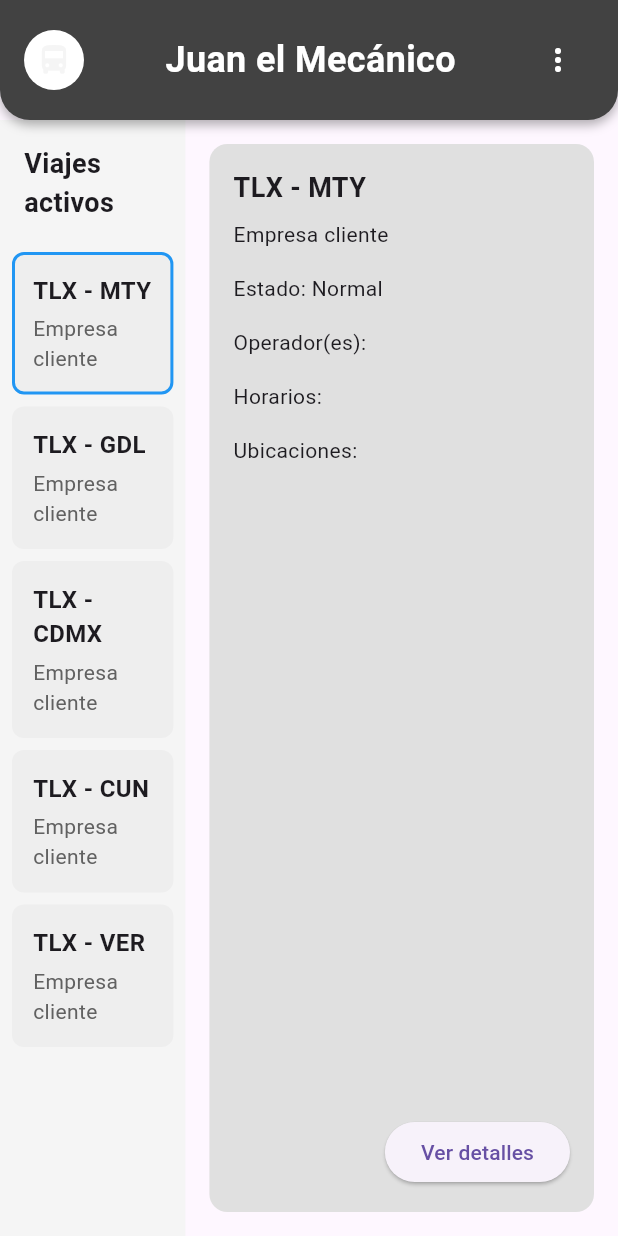
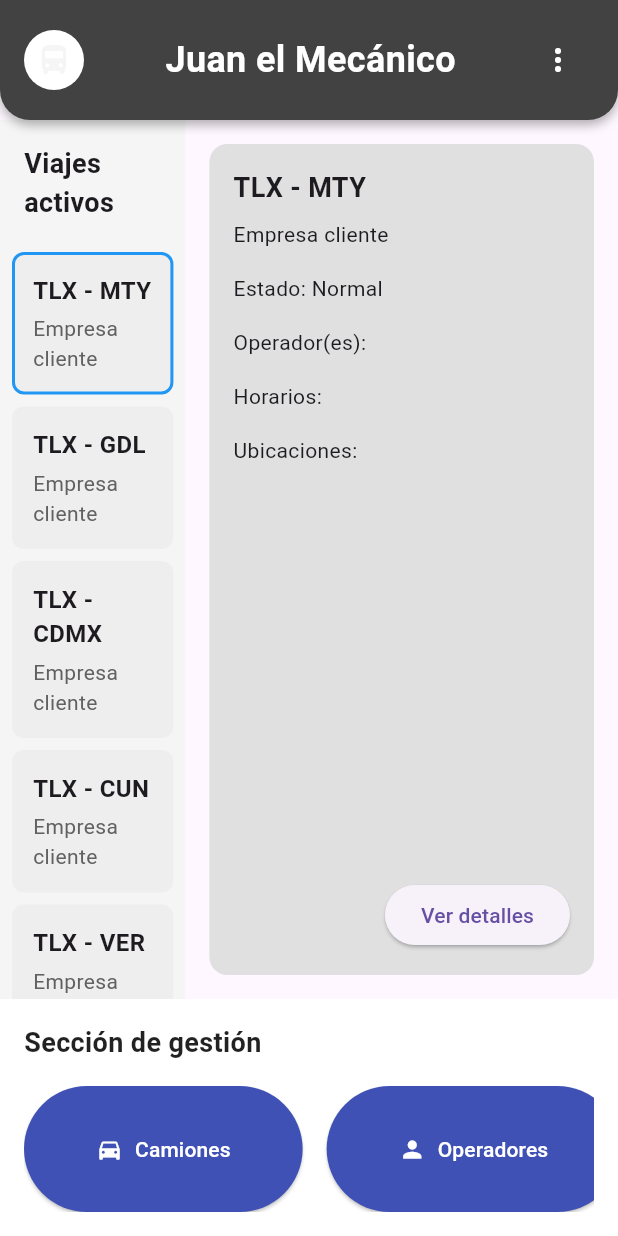
Before and after one commit to MichelBEHDB/JuanMecanico, a Flutter app: the HomePage screen opened directly, on a phone screen of 412 x 824 dp. Run offline on Flutter 3.47's test engine with Material 3 defaults, Android fonts, the light colour scheme and no system bars.

Commit message:
Sección de gestión

```diff
--- a/lib/pagprincipal.dart
+++ b/lib/pagprincipal.dart
@@ -20,18 +20,18 @@ class HomePage extends StatelessWidget {
   Widget build(BuildContext context) {
     return Scaffold(
       appBar: PreferredSize(
-        preferredSize: Size.fromHeight(80), // Altura personalizada
+        preferredSize: const Size.fromHeight(80), // Altura personalizada
         child: Container(
           decoration: BoxDecoration(
             color: AppColors.appBarColor, // Color del fondo
             boxShadow: [
               BoxShadow(
                 color: Colors.black.withOpacity(0.3), // Sombra sutil
-                offset: Offset(0, 3),
+                offset: const Offset(0, 3),
                 blurRadius: 5,
               ),
             ],
-            borderRadius: BorderRadius.vertical(
+            borderRadius: const BorderRadius.vertical(
               bottom: Radius.circular(20), // Bordes redondeados
             ),
           ),
@@ -46,21 +46,21 @@ class HomePage extends StatelessWidget {
                     Container(
                       width: 40, // Tamaño del logo
                       height: 40,
-                      decoration: BoxDecoration(
+                      decoration: const BoxDecoration(
                         shape: BoxShape.circle,
                         color: Colors.white, // Fondo temporal para el logo
                       ),
-                      child: Icon(
+                      child: const Icon(
                         Icons.directions_bus, // Ícono representativo
                         color: AppColors.backgroundColor,
                       ),
                     ),
-                    SizedBox(width: 10),
+                    const SizedBox(width: 10),
                   ],
                 ),
 
                 // Texto centrado
-                Expanded(
+                const Expanded(
                   child: Center(
                     child: Text(
                       "Juan el Mecánico",
@@ -85,17 +85,17 @@ class HomePage extends StatelessWidget {
                   },
                   itemBuilder: (BuildContext context) {
                     return [
-                      PopupMenuItem<String>(
+                      const PopupMenuItem<String>(
                         value: 'configuracion',
                         child: Text('Configuración'),
                       ),
-                      PopupMenuItem<String>(
+                      const PopupMenuItem<String>(
                         value: 'ajustes',
                         child: Text('Ajustes'),
                       ),
                     ];
                   },
-                  icon: Icon(
+                  icon: const Icon(
                     Icons.more_vert,
                     color: Colors.white, // Ícono de menú
                   ),
@@ -105,7 +105,14 @@ class HomePage extends StatelessWidget {
           ),
         ),
       ),
-      body: ViajesApp(), // Ahora, este es el cuerpo del Scaffold
+      body: Column(
+        children: [
+          Expanded(
+            child: ViajesApp(), // Contenido principal
+          ),
+          GestionSection(),
+        ],
+      ), // Ahora, este es el cuerpo del Scaffold
     );
   }
 }
@@ -131,8 +138,8 @@ class _ViajesAppState extends State<ViajesApp> {
             child: Column(
               crossAxisAlignment: CrossAxisAlignment.start,
               children: [
-                Padding(
-                  padding: const EdgeInsets.all(16.0),
+                const Padding(
+                  padding: EdgeInsets.all(16.0),
                   child: Text(
                     "Viajes activos",
                     style: TextStyle(
@@ -160,8 +167,8 @@ class _ViajesAppState extends State<ViajesApp> {
           // Sección de detalles del viaje seleccionado
           Expanded(
             child: Container(
-              margin: EdgeInsets.all(16.0),
-              padding: EdgeInsets.all(16.0),
+              margin: const EdgeInsets.all(16.0),
+              padding: const EdgeInsets.all(16.0),
               decoration: BoxDecoration(
                 color: Colors.grey[300],
                 borderRadius: BorderRadius.circular(12),
@@ -171,22 +178,23 @@ class _ViajesAppState extends State<ViajesApp> {
                 children: [
                   Text(
                     selectedViaje,
-                    style: TextStyle(
+                    style: const TextStyle(
                       fontSize: 18,
                       fontWeight: FontWeight.bold,
                     ),
                   ),
-                  SizedBox(height: 8),
-                  Text("Empresa cliente"),
-                  SizedBox(height: 16),
-                  Text("Estado: Normal"),
-                  SizedBox(height: 16),
-                  Text("Operador(es):"),
-                  SizedBox(height: 16),
-                  Text("Horarios:"),
-                  SizedBox(height: 16),
-                  Text("Ubicaciones:"),
-                  Spacer(),
+                  const SizedBox(height: 8),
+                  const Text("Empresa cliente"),
+                  const SizedBox(height: 16),
+                  const Text("Estado: Normal"),
+                  const SizedBox(height: 16),
+                  const Text("Operador(es):"),
+                  const SizedBox(height: 16),
+                  const Text("Horarios:"),
+                  const SizedBox(height: 16),
+                  const Text("Ubicaciones:"),
+                  const SizedBox(height: 16),
+                  const Spacer(),
                   Align(
                     alignment: Alignment.bottomRight,
                     child: ElevatedButton(
@@ -219,8 +227,8 @@ class _ViajesAppState extends State<ViajesApp> {
         });
       },
       child: Container(
-        margin: EdgeInsets.symmetric(vertical: 4, horizontal: 8),
-        padding: EdgeInsets.all(12),
+        margin: const EdgeInsets.symmetric(vertical: 4, horizontal: 8),
+        padding: const EdgeInsets.all(12),
         decoration: BoxDecoration(
           color: Colors.grey[200],
           borderRadius: BorderRadius.circular(8),
@@ -234,12 +242,12 @@ class _ViajesAppState extends State<ViajesApp> {
           children: [
             Text(
               title,
-              style: TextStyle(
+              style: const TextStyle(
                 fontSize: 16,
                 fontWeight: FontWeight.bold,
               ),
             ),
-            SizedBox(height: 4),
+            const SizedBox(height: 4),
             Text(
               subtitle,
               style: TextStyle(fontSize: 14, color: Colors.grey[700]),
@@ -249,4 +257,122 @@ class _ViajesAppState extends State<ViajesApp> {
       ),
     );
   }
+
+  // Botón de gestión
+  Widget _gestionButton({
+    required BuildContext context,
+    required IconData icon,
+    required String label,
+    required VoidCallback onPressed,
+  }) {
+    return Column(
+      children: [
+        IconButton(
+          icon: Icon(icon, size: 28),
+          onPressed: onPressed,
+        ),
+        Text(label, style: TextStyle(fontSize: 12)),
+      ],
+    );
+  }
 }
+
+class GestionSection extends StatelessWidget {
+  @override
+  Widget build(BuildContext context) {
+    return Container(
+      color: Colors.white, // Fondo blanco para un diseño más limpio
+      padding: const EdgeInsets.all(16.0),
+      child: Column(
+        crossAxisAlignment: CrossAxisAlignment.start,
+        children: [
+          const Text(
+            "Sección de gestión",
+            style: TextStyle(
+              fontSize: 18,
+              fontWeight: FontWeight.bold,
+              color: Colors.black87,
+            ),
+          ),
+          const SizedBox(height: 16),
+          SingleChildScrollView(
+            scrollDirection: Axis
+                .horizontal, // Permitir desplazamiento horizontal si es necesario
+            child: Row(
+              mainAxisAlignment: MainAxisAlignment.spaceEvenly,
+              children: [
+                ElevatedButton.icon(
+                  onPressed: () {
+                    // Acción para el botón de camiones
+                  },
+                  icon: const Icon(Icons.directions_car, color: Colors.white),
+                  label: const Text(
+                    "Camiones",
+                    style: TextStyle(color: Colors.white),
+                  ),
+                  style: ElevatedButton.styleFrom(
+                    backgroundColor: Colors.indigo,
+                    padding: const EdgeInsets.symmetric(
+                        horizontal: 48, vertical: 32),
+                    minimumSize: const Size(150, 50),
+                  ),
+                ),
+                const SizedBox(width: 16), // Separación entre botones
+                ElevatedButton.icon(
+                  onPressed: () {
+                    // Acción para el botón de clientes
+                  },
+                  icon: const Icon(Icons.person, color: Colors.white),
+                  label: const Text(
+                    "Operadores",
+                    style: TextStyle(color: Colors.white),
+                  ),
+                  style: ElevatedButton.styleFrom(
+                    backgroundColor: Colors.indigo,
+                    padding: const EdgeInsets.symmetric(
+                        horizontal: 48, vertical: 32),
+                    minimumSize: const Size(150, 50),
+                  ),
+                ),
+                const SizedBox(width: 16),
+                ElevatedButton.icon(
+                  onPressed: () {
+                    // Acción para el botón de reparaciones
+                  },
+                  icon: const Icon(Icons.build, color: Colors.white),
+                  label: const Text(
+                    "Reparaciones",
+                    style: TextStyle(color: Colors.white),
+                  ),
+                  style: ElevatedButton.styleFrom(
+                    backgroundColor: Colors.indigo,
+                    padding: const EdgeInsets.symmetric(
+                        horizontal: 48, vertical: 32),
+                    minimumSize: const Size(150, 50),
+                  ),
+                ),
+                const SizedBox(width: 16),
+                ElevatedButton.icon(
+                  onPressed: () {
+                    // Acción para el botón de mecánicos
+                  },
+                  icon: const Icon(Icons.engineering, color: Colors.white),
+                  label: const Text(
+                    "Mecánicos",
+                    style: TextStyle(color: Colors.white),
+                  ),
+                  style: ElevatedButton.styleFrom(
+                    backgroundColor: Colors.indigo,
+                    padding: const EdgeInsets.symmetric(
+                        horizontal: 48, vertical: 32),
+                    minimumSize: const Size(150, 50),
+                  ),
+                ),
+              ],
+            ),
+          ),
+        ],
+      ),
+    );
+  }
+}
--- a/pubspec.yaml
+++ b/pubspec.yaml
@@ -39,7 +39,7 @@ dependencies:
 dev_dependencies:
   flutter_test:
     sdk: flutter
-
+  google_maps_flutter: ^2.3.0
   # The "flutter_lints" package below contains a set of recommended lints to
   # encourage good coding practices. The lint set provided by the package is
   # activated in the `analysis_options.yaml` file located at the root of your
```
Also changed, not shown: pubspec.lock.
